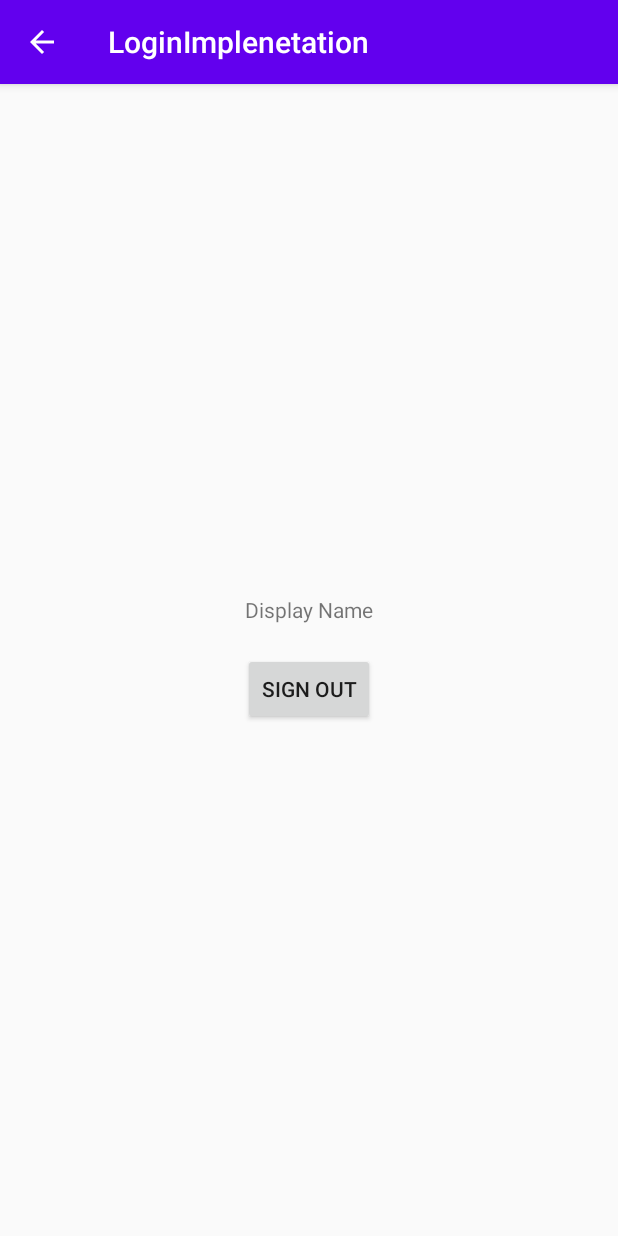
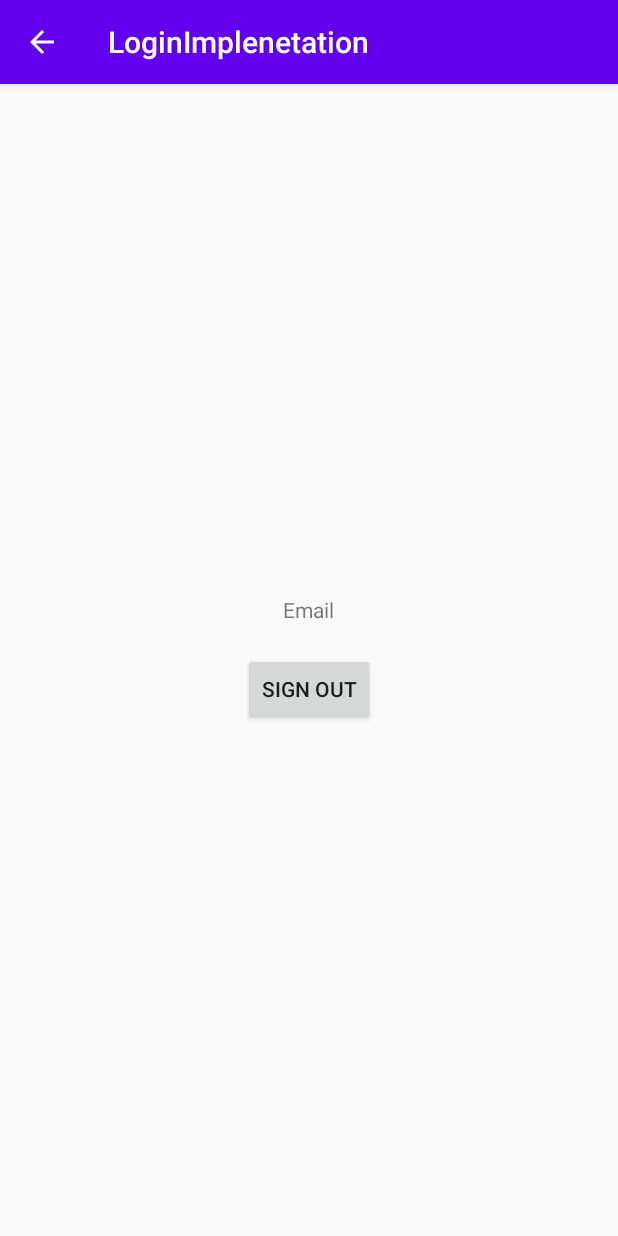
Before and after one commit to andrewgregersen/ExpenseAdvisor, an Android app: the screen it shows after launch once a user with an empty profile is signed in (LoggedInActivity), on a phone screen of 412 x 824 dp. Run offline under Robolectric (Android 15) with nearby library versions, the phone set to English and light mode, and no system bars; our stand-ins replace Firebase (no records; nobody signed in at launch, a user with empty details on screens opened directly).

Commit message:
Google login implemented
Google loing is now fully implemented and working

```diff
--- a/LoginImplenetation/app/src/main/AndroidManifest.xml
+++ b/LoginImplenetation/app/src/main/AndroidManifest.xml
@@ -25,5 +25,6 @@
         </activity>
     </application>
     <uses-permission android:name="android.permission.INTERNET" />
+    <uses-permission android:name="android.permission.ACCESS_NETWORK_STATE" />
 
 </manifest>
--- a/LoginImplenetation/app/src/main/java/com/example/loginimplenetation/LoggedInActivity.kt
+++ b/LoginImplenetation/app/src/main/java/com/example/loginimplenetation/LoggedInActivity.kt
@@ -32,23 +32,23 @@ class LoggedInActivity: AppCompatActivity(){
         displayStuff()
     }
 
+    //displays the vairous buttons and graphs on the screen
     private fun displayStuff(){
         val btnsignout = findViewById<Button>(binding.signOut.id)
         btnsignout.setOnClickListener {
             logOut()
         }
         val txtnamehere = findViewById<TextView>(binding.putName.id)
-        txtnamehere.text = auth.currentUser?.displayName
+        txtnamehere.text = auth.currentUser?.email
     }
 
+
+    //logs the user out of the application
     private fun logOut(){
         auth.signOut()
         finish()
     }
 
-    fun getView(): ConstraintLayout {
-        return binding.root
-    }
 
 
 
--- a/LoginImplenetation/app/src/main/java/com/example/loginimplenetation/MainActivity.kt
+++ b/LoginImplenetation/app/src/main/java/com/example/loginimplenetation/MainActivity.kt
@@ -11,9 +11,11 @@ import android.widget.Toast
 import androidx.appcompat.app.AppCompatActivity
 import com.example.loginimplenetation.databinding.ActivityMainBinding
 import com.google.android.gms.auth.api.signin.GoogleSignIn
+import com.google.android.gms.auth.api.signin.GoogleSignInAccount
 import com.google.android.gms.auth.api.signin.GoogleSignInClient
 import com.google.android.gms.auth.api.signin.GoogleSignInOptions
 import com.google.android.gms.common.api.ApiException
+import com.google.android.gms.tasks.Task
 import com.google.android.material.snackbar.Snackbar
 import com.google.firebase.auth.FirebaseAuth
 import com.google.firebase.auth.FirebaseUser
@@ -33,17 +35,8 @@ class MainActivity: AppCompatActivity() {
     public override fun onStart() {
         super.onStart()
         //checks to see if there is an already signed in account
-        var account = GoogleSignIn.getLastSignedInAccount(this)
         val currentUser = auth.currentUser
-        if (currentUser == null) {
-            /*
-            if (account == null) {
-                //if (faccount == null) {
-                //  updateUI(null)
-                //}
-            } else signIn()
-            */
-        } else updateUI(currentUser)
+        updateUI(currentUser)
 
 
     }
@@ -51,15 +44,17 @@ class MainActivity: AppCompatActivity() {
     override fun onCreate(savedInstanceState: Bundle?) {
         super.onCreate(savedInstanceState)
         binding = ActivityMainBinding.inflate(layoutInflater)
-        auth = FirebaseAuth.getInstance()
+        auth = Firebase.auth
         var view = binding.root
         setContentView(view)
         var gso =
-            GoogleSignInOptions.Builder(GoogleSignInOptions.DEFAULT_SIGN_IN).requestId().requestEmail().build()
+            GoogleSignInOptions.Builder(GoogleSignInOptions.DEFAULT_SIGN_IN)
+                .requestIdToken("518692453774-bdhq1tsv3172bi7svmodd72l9fumnjro.apps.googleusercontent.com").requestEmail().build()
         mGoogleSignInClient = GoogleSignIn.getClient(this, gso)
         auth = Firebase.auth
 
 
+        //login button that is in conjoined to the create new account (Email)
         val login = findViewById<Button>(binding.Login.id)
         login.setOnClickListener {
             val username = binding.Username.text.toString().trim()
@@ -77,11 +72,13 @@ class MainActivity: AppCompatActivity() {
             signIn(username, password)
         }
 
+        //implements the google login button
         val googleButton = findViewById<com.google.android.gms.common.SignInButton>(binding.googleLogin.id)
         googleButton.setOnClickListener {
             signIn()
         }
 
+        //implements the new account button (sperate email that is not necessarily a google one)
         val newAccount = findViewById<Button>(binding.newAccount.id)
         newAccount.setOnClickListener{
             val intent = Intent(this, NewAccount::class.java).apply{
@@ -90,6 +87,7 @@ class MainActivity: AppCompatActivity() {
             startActivity(intent)
         }
 
+        //debug button to get to the Logged in activity, skipping the login sequence
         val nextScreen = findViewById<Button>(binding.skip.id)
         nextScreen.setOnClickListener {
             val intent = Intent(this, LoggedInActivity::class.java)
@@ -107,7 +105,7 @@ class MainActivity: AppCompatActivity() {
 
 
 
-    //sign in for google
+    //sign in for google, starts a google activity
     private fun signIn(){
         val intent = mGoogleSignInClient.signInIntent
         startActivityForResult(intent, RC_SIGN_IN)
@@ -141,37 +139,44 @@ class MainActivity: AppCompatActivity() {
 
 
 
-
+//gives the result for the google login, would update the interface
 override fun onActivityResult(requestCode: Int, resultCode: Int, data: Intent?){
         super.onActivityResult(requestCode, resultCode, data)
+
         if(requestCode == RC_SIGN_IN){
             val task = GoogleSignIn.getSignedInAccountFromIntent(data)
             try{
                 val account = task.getResult(ApiException::class.java)!!
-                Log.d(TAG2, "firebaseAuthWithGoogle:" + account.id)
+                Log.d(TAG2, "firebaseAuthWithGoogle: "+ account.id)
                 firebaseAuthWithGoogle(account.idToken!!)
-            }catch (e: Exception){
-                Log.w(TAG2, "Google sign in failed", e)
-                updateUI(null)
+            }catch(e:ApiException){
+                Log.w(TAG2,"Google sign in failed",e)
             }
         }
+
+
     }
 
+
     private fun firebaseAuthWithGoogle(token: String){
-        val credential = GoogleAuthProvider.getCredential(token, null)
-        auth.signInWithCredential(credential).addOnCompleteListener(this){ task ->
-            if(task.isSuccessful){
-                Log.d(TAG2, "signInWithCredential:success")
+        val credential = GoogleAuthProvider.getCredential(token,null)
+        auth.signInWithCredential(credential)
+            .addOnCompleteListener(this){
+                task -> if(task.isSuccessful){
+                Log.d(TAG2,"signInWithCredential:success")
                 val user = auth.currentUser
                 updateUI(user)
             }else{
-                Log.w(TAG2, "signInWithCredential:failure", task.exception)
-                val view = binding.coordLayout
-                Snackbar.make(view, "Authentication Failed.", Snackbar.LENGTH_SHORT).show()
+                Log.w(TAG2, "SignInWithCredential:failure",task.exception)
+                Snackbar.make(binding.root, "Authentication Failed",Snackbar.LENGTH_SHORT).show()
                 updateUI(null)
             }
-        }
+            }
     }
+
+
+
+
 
 
 
@@ -203,6 +208,7 @@ override fun onActivityResult(requestCode: Int, resultCode: Int, data: Intent?){
         private const val TAG2 = "GoogleActivity"
         private const val RC_MULTI_FACTOR = 9005
         private const val RC_SIGN_IN = 9001
+        private const val web_server_key = "518692453774-bdhq1tsv3172bi7svmodd72l9fumnjro.apps.googleusercontent.com"
     }
 
 
--- a/LoginImplenetation/app/src/main/res/layout/logged_activity.xml
+++ b/LoginImplenetation/app/src/main/res/layout/logged_activity.xml
@@ -15,7 +15,7 @@
             android:id="@+id/display_name"
             android:layout_width="wrap_content"
             android:layout_height="wrap_content"
-            android:text="Display Name"
+            android:text="@string/email"
             tools:text="hello world"
             tools:visibility="visible" />
         <TextView
@@ -29,8 +29,16 @@
             android:layout_width="wrap_content"
             android:layout_height="wrap_content"
             android:id="@+id/signOut"
-            android:layout_gravity="center"
+            android:gravity="center"
             android:text = "@string/sign_out"
+            android:layout_column="3"
             />
+
+
+
+
     </LinearLayout>
+
+
+
 </androidx.constraintlayout.widget.ConstraintLayout>
--- a/LoginImplenetation/app/src/main/res/values/strings.xml
+++ b/LoginImplenetation/app/src/main/res/values/strings.xml
@@ -9,4 +9,5 @@
     <string name="signed_out">You have signed out</string>
     <string name = "email">Email</string>
     <string name="sign_out">Sign Out</string>
+    <string name="photos">Photos</string>
 </resources>
```
